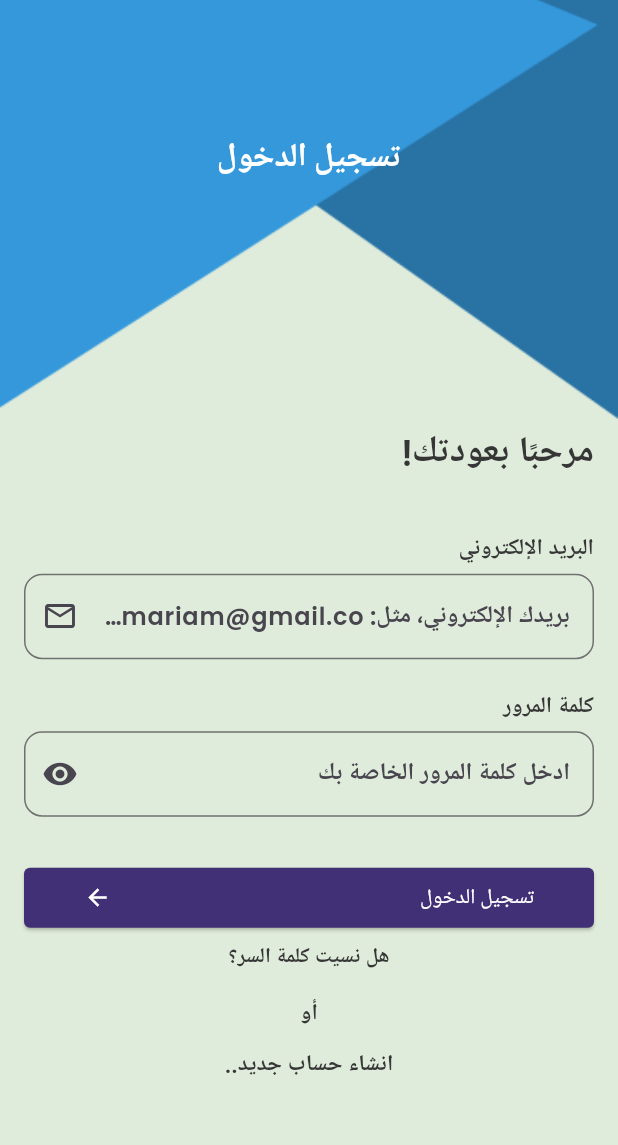
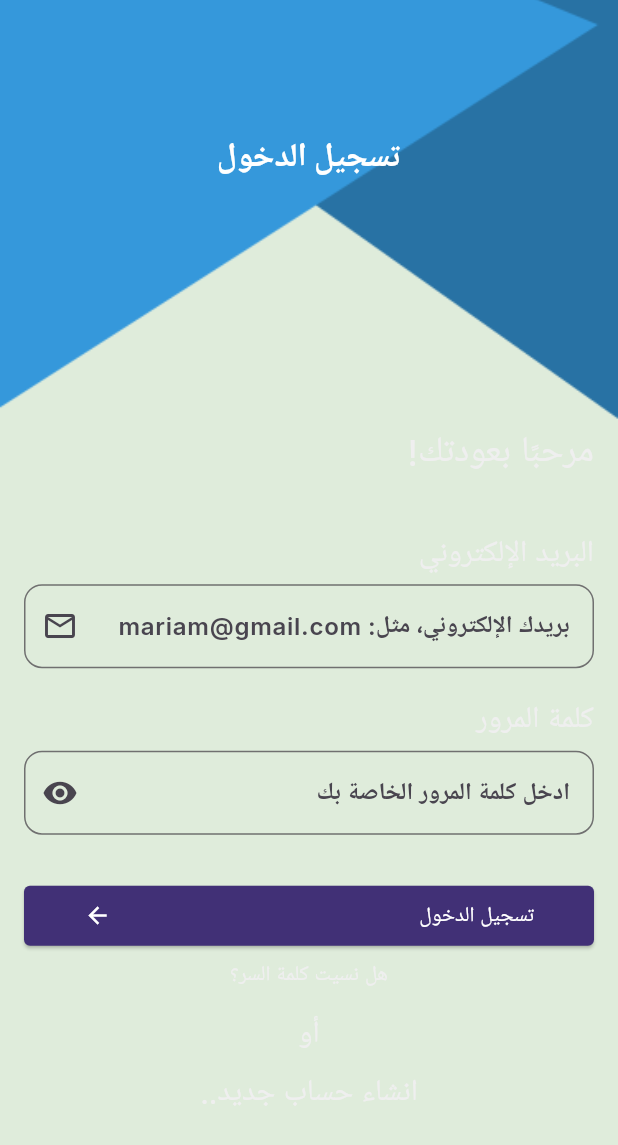
Before and after one commit to Mariam-Elkhelawy/TYDOO, a Flutter app: the LoginScreen screen opened by its route, on a phone screen of 412 x 824 dp. Shown: the top 1145 px of the screen. Run offline on Flutter 3.47's test engine with Material 3 defaults, Android fonts, the light colour scheme and no system bars; our stand-ins replace animated_custom_dropdown, another_flutter_splash_screen, cloud_firestore, easy_date_timeline, firebase_auth, firebase_core and 5 more; accounts and stored records are empty; generated files the repository leaves out were written again.

Commit message:
change colors

```diff
--- a/lib/app_theme.dart
+++ b/lib/app_theme.dart
@@ -8,39 +8,39 @@ class AppTheme {
   static const Color greyColor = Color(0xFFC8C9CB);
   static const Color blackColor = Color(0xFF141922);
   static const Color darkColor = Color(0xFF383838);
+  static const Color whiteColor = Colors.white;
   static ThemeData lightTheme = ThemeData(
     primaryColor: primaryColor,
     brightness: Brightness.light,
     textTheme: TextTheme(
       titleLarge: GoogleFonts.poppins(
-          fontSize: 22, color: Colors.white, fontWeight: FontWeight.bold),
-      bodyLarge: GoogleFonts.poppins(
-          fontSize: 18, color: primaryColor, fontWeight: FontWeight.bold),
-      bodyMedium: GoogleFonts.roboto(
-        fontSize: 15,
-        fontWeight: FontWeight.bold,
-        color: const Color(0xFF363636),
+          fontSize: 22, color: whiteColor, fontWeight: FontWeight.bold),
+      bodyLarge: GoogleFonts.inter(
+          fontSize: 24, color: whiteColor, fontWeight: FontWeight.w800),
+      bodyMedium: GoogleFonts.inter(
+        fontSize: 20,
+        color: const Color(0xFFEFEFEF),
       ),
-      bodySmall: GoogleFonts.roboto(
-        fontSize: 12,
-        color: const Color(0xFF363636),
+      bodySmall: GoogleFonts.inter(
+        fontSize: 14,
+        color: whiteColor
       ),
     ),
-    scaffoldBackgroundColor: const Color(0xFFDFECDB),
+    scaffoldBackgroundColor:Colors.white,
     bottomAppBarTheme: const BottomAppBarTheme(
-      color: Colors.white,
+      color: whiteColor,
     ),
     floatingActionButtonTheme: FloatingActionButtonThemeData(
       shape: RoundedRectangleBorder(
-        borderRadius: BorderRadius.circular(50),
-        side: const BorderSide(color: Colors.white, width: 4),
+        borderRadius: BorderRadius.circular(100),
+        side: const BorderSide(color: whiteColor, width: 4),
       ),
       backgroundColor: primaryColor,
     ),
     appBarTheme: const AppBarTheme(
-      iconTheme: IconThemeData(color: Colors.white),
+      iconTheme: IconThemeData(color: whiteColor),
     ),
-    bottomSheetTheme: const BottomSheetThemeData(backgroundColor: Colors.white),
+    bottomSheetTheme: const BottomSheetThemeData(backgroundColor: whiteColor),
   );
   static ThemeData darkTheme = ThemeData(
     primaryColor: primaryColor,
@@ -55,7 +55,7 @@ class AppTheme {
       bodyMedium: GoogleFonts.roboto(
         fontSize: 15,
         fontWeight: FontWeight.bold,
-        color: Colors.white,
+        color: whiteColor,
       ),
       bodySmall: GoogleFonts.roboto(
         fontSize: 12,
--- a/lib/widgets/custom_dialog.dart
+++ b/lib/widgets/custom_dialog.dart
@@ -17,7 +17,6 @@ class CustomDialog extends StatelessWidget {
   @override
   Widget build(BuildContext context) {
     var local = AppLocalizations.of(context)!;
-
 
     var theme = Theme.of(context);
     return AlertDialog(
--- a/pubspec.yaml
+++ b/pubspec.yaml
@@ -35,6 +35,7 @@ dependencies:
   # The following adds the Cupertino Icons font to your application.
   # Use with the CupertinoIcons class for iOS style icons.
   cupertino_icons: ^1.0.2
+  flutter_screenutil: ^5.9.0
   another_flutter_splash_screen: ^1.2.0
   google_fonts: 6.1.0
   firebase_core: ^2.17.0
```
Also changed, not shown: lib/features/home/home_tab.dart (added, +193 -0 lines), lib/features/home_screen.dart (+10 -2 lines), lib/main.dart (+9 -3 lines), assets/images/home_headline.png (added), pubspec.lock.
